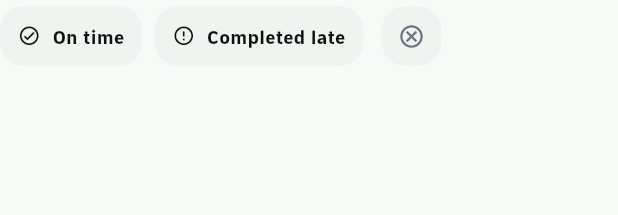
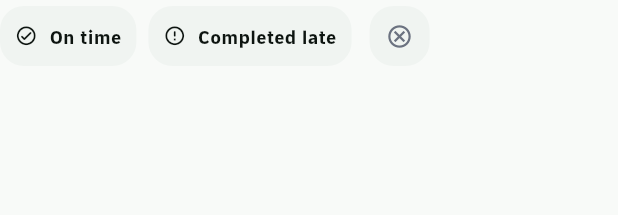
Before and after one commit to TarekHayan/Namaa, a Flutter app: the PrayerStatusActions widget shown alone on an empty page, opened directly with empty values, on a phone screen of 412 x 824 dp. Shown: the top 215 px of the screen. Run offline on Flutter 3.47's test engine with Material 3 defaults, Android fonts, the phone set to English and light mode, and no system bars; our stand-ins replace connectivity_plus, device_preview, dio, drift, flutter_bloc, flutter_secure_storage and 5 more; missing offline and left inert: adhan_dart, general_datetime_core, sqlite3; accounts and stored records are empty; generated files the repository leaves out were written again.

Commit message:
feat(prayer): tab navigation, one-row status actions and closeout checks
- Phone status actions keep reset on the same row as the three choices.
- Sections behave as tabs: Home switches with go, Track/Finance/previews
  replace each other, no top back arrow, device back returns to Home.
- Finance tab uses the prototype's short label and highlights itself.
- Record T125 phone run, hands-on phone evidence, and T129/T130
  closeout checks with the pre-gate FR/SC audit.

Co-Authored-By: Claude Opus 5.5 <noreply@anthropic.com>

```diff
--- a/lib/app/l10n/app_ar.arb
+++ b/lib/app/l10n/app_ar.arb
@@ -314,6 +314,7 @@
   "dashboardQuran": "ورد القرآن",
   "dashboardQuranDetail": "٧ من ٢٠ صفحة هذا الأسبوع",
   "dashboardFinance": "المالية الشخصية",
+  "dashboardNavFinance": "المالية",
   "dashboardFinanceDetail": "هدف الشهر · ٤٬٢٥٠ / ٨٬٠٠٠",
   "dashboardFocus": "وقت التركيز",
   "dashboardFocusDetail": "جلستان مخططتان · ٥٠ دقيقة",
--- a/lib/app/l10n/app_en.arb
+++ b/lib/app/l10n/app_en.arb
@@ -314,6 +314,7 @@
   "dashboardQuran": "Quran reading",
   "dashboardQuranDetail": "7 of 20 pages this week",
   "dashboardFinance": "Personal finances",
+  "dashboardNavFinance": "Finance",
   "dashboardFinanceDetail": "Monthly goal · 4,250 / 8,000",
   "dashboardFocus": "Focus time",
   "dashboardFocusDetail": "Two sessions planned · 50 min",
--- a/lib/features/prayer/presentation/widgets/prayer_status_actions.dart
+++ b/lib/features/prayer/presentation/widgets/prayer_status_actions.dart
@@ -16,12 +16,17 @@ class PrayerStatusActions extends StatelessWidget {
     required this.status,
     required this.phase,
     required this.onChanged,
+    this.fillWidth = false,
   });
 
   final PrayerName name;
   final PrayerStatus status;
   final PrayerActionPhase phase;
   final ValueChanged<PrayerStatus> onChanged;
+
+  /// Phone layout: keep every control on one row, with the two labelled
+  /// actions sharing the width, so reset never drops onto a line of its own.
+  final bool fillWidth;
 
   @override
   Widget build(BuildContext context) {
@@ -46,44 +51,59 @@ class PrayerStatusActions extends StatelessWidget {
       loading: saving && status == value,
       onPressed: saving || status == value ? null : () => onChanged(value),
     );
-    return Column(
-      mainAxisSize: MainAxisSize.min,
-      crossAxisAlignment: CrossAxisAlignment.start,
-      children: [
-        Wrap(
-          spacing: 8,
-          runSpacing: 8,
-          crossAxisAlignment: WrapCrossAlignment.center,
-          children: [
-            button(
+    final onTime = button(
       PrayerStatus.completedOnTime,
       copy.prayerStatusOnTime,
       Icons.check_circle_outline_rounded,
       colors.success,
-            ),
-            button(
+    );
+    final late = button(
       PrayerStatus.completedLate,
       copy.prayerStatusLate,
       Icons.error_outline_rounded,
       colors.warning,
-            ),
-            button(
+    );
+    final missed = button(
       PrayerStatus.missed,
       copy.prayerStatusMissed,
       Icons.cancel_outlined,
       colors.error,
       iconOnly: true,
-            ),
-            if (status != PrayerStatus.pending)
-              button(
+    );
+    final reset = status == PrayerStatus.pending
+        ? null
+        : button(
             PrayerStatus.pending,
             copy.prayerStatusReset,
             Icons.restart_alt_rounded,
             colors.primary,
             iconOnly: true,
-              ),
+          );
+    // Large text cannot share one row; it falls back to wrapping.
+    final oneRow =
+        fillWidth && MediaQuery.textScalerOf(context).scale(1) <= 1.3;
+    final controls = oneRow
+        ? Row(
+            children: [
+              Expanded(child: onTime),
+              const SizedBox(width: 6),
+              Expanded(child: late),
+              const SizedBox(width: 6),
+              missed,
+              if (reset != null) ...[const SizedBox(width: 6), reset],
             ],
-        ),
+          )
+        : Wrap(
+            spacing: 8,
+            runSpacing: 8,
+            crossAxisAlignment: WrapCrossAlignment.center,
+            children: [onTime, late, missed, ?reset],
+          );
+    return Column(
+      mainAxisSize: MainAxisSize.min,
+      crossAxisAlignment: CrossAxisAlignment.start,
+      children: [
+        controls,
         if (phase != PrayerActionPhase.idle) ...[
           const SizedBox(height: 6),
           Semantics(
@@ -164,7 +184,7 @@ class PrayerStatusButton extends StatelessWidget {
       padding: WidgetStatePropertyAll(
         iconOnly
             ? const EdgeInsets.all(8)
-            : const EdgeInsets.symmetric(horizontal: 12, vertical: 8),
+            : const EdgeInsets.symmetric(horizontal: 10, vertical: 8),
       ),
       shape: WidgetStatePropertyAll(
         RoundedRectangleBorder(borderRadius: BorderRadius.circular(16)),
@@ -208,7 +228,10 @@ class PrayerStatusButton extends StatelessWidget {
             onPressed: onPressed,
             style: style,
             icon: glyph,
-            label: Text(label, semanticsLabel: semanticLabel),
+            label: FittedBox(
+              fit: BoxFit.scaleDown,
+              child: Text(label, semanticsLabel: semanticLabel, maxLines: 1),
+            ),
           );
     return Semantics(
       selected: selected,
--- a/lib/features/today/presentation/widgets/today_bottom_navigation.dart
+++ b/lib/features/today/presentation/widgets/today_bottom_navigation.dart
@@ -138,7 +138,8 @@ class TodayBottomNavigation extends StatelessWidget {
               key: kTodayBottomFinanceKey,
               icon: const Icon(Icons.account_balance_wallet_outlined),
               selectedIcon: const Icon(Icons.account_balance_wallet_rounded),
-              label: copy.dashboardFinance,
+              // The prototype's short tab label keeps one line on phones.
+              label: copy.dashboardNavFinance,
               tooltip: copy.dashboardFinance,
             ),
             NavigationDestination(
--- a/lib/features/today/presentation/widgets/today_navigation_sidebar.dart
+++ b/lib/features/today/presentation/widgets/today_navigation_sidebar.dart
@@ -31,6 +31,7 @@ enum TodayNavigationSection {
   mindMaps,
   prayer,
   track,
+  finance,
   preview,
 }
 
@@ -194,6 +195,7 @@ class TodayNavigationSidebar extends StatelessWidget {
                       copy.dashboardComingSoonFinanceTitle,
                       DashboardPreviewFeature.finance,
                     ),
+                    selected: section == TodayNavigationSection.finance,
                     comingSoon: true,
                   ),
                   _item(
```
Also changed, not shown: lib/app/app.dart (+17 -25 lines), lib/features/prayer/presentation/widgets/prayer_card.dart (+10 -8 lines), lib/features/today/presentation/widgets/prayer_track_hub.dart (+4 -10 lines), lib/features/today/presentation/widgets/today_coming_soon_page.dart (+10 -2 lines), lib/features/today/presentation/widgets/today_navigation_shell.dart (+93 -41 lines), lib/app/l10n/generated/app_localizations.dart, lib/app/l10n/generated/app_localizations_ar.dart, lib/app/l10n/generated/app_localizations_en.dart, 8 other files. Lines whose indentation alone changed are shown as unchanged.
